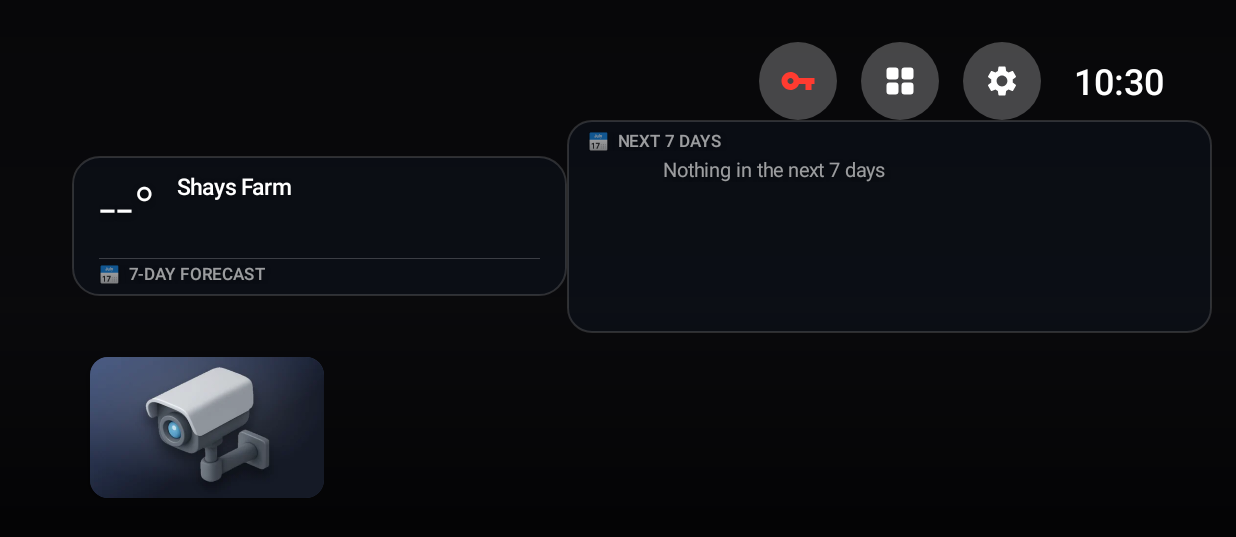
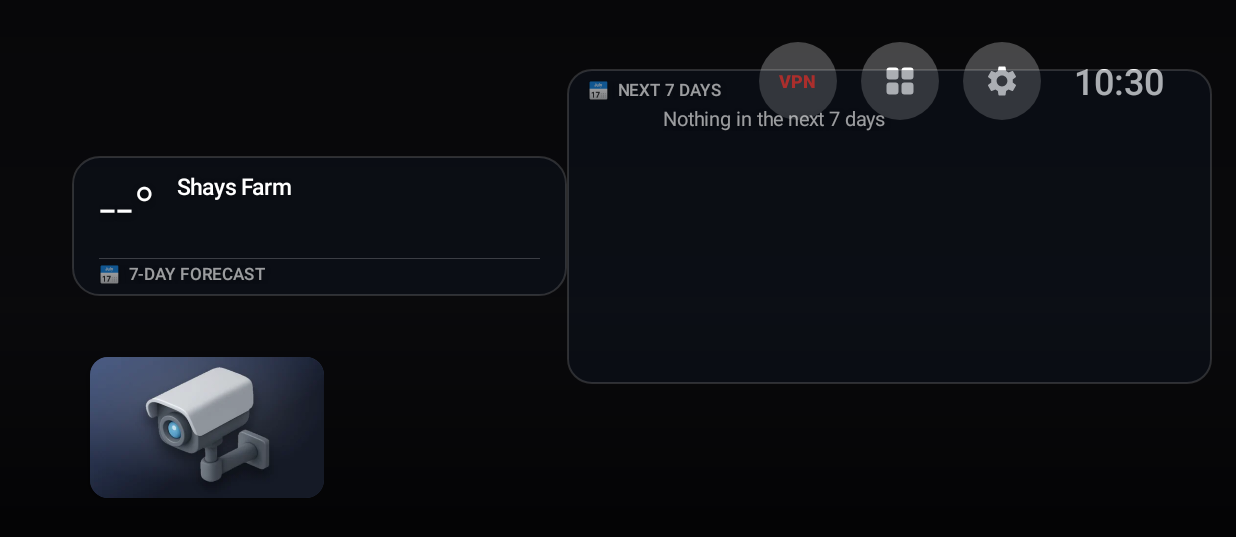
Before and after one commit to adrianhealey/firestick-launcher, an Android app: the screen it shows after launch (MainActivity), on a phone screen of 824 x 412 dp (held sideways). Shown: the top 537 px of the screen. Run offline under Robolectric (Android 15) with nearby library versions, the phone set to English and light mode, and no system bars; pictures from the network do not load.

Commit message:
Update MainActivity.java

```diff
--- a/app/src/main/java/com/adrianhealey/tvhome/MainActivity.java
+++ b/app/src/main/java/com/adrianhealey/tvhome/MainActivity.java
@@ -64,7 +64,7 @@ public class MainActivity extends Activity implements Tiles.Listener {
     private TextView emptyRow;
     private WeatherPanel weather;
     private CalendarPanel calendar;
-    private ImageView vpnIcon;
+    private TextView vpnLabel;
     private FrameLayout vpnBtn;
     private int vpnColor = 0xFFFF3B30;   // red until the VPN is confirmed up
 
@@ -174,13 +174,15 @@ public class MainActivity extends Activity implements Tiles.Listener {
         vpnBg.setColor(0x40FFFFFF);
         vpnBtn.setBackground(vpnBg);
         vpnBtn.setElevation(dp(2));
-        vpnIcon = new ImageView(this);
-        vpnIcon.setImageResource(R.drawable.ic_vpn);
-        vpnIcon.setColorFilter(vpnColor, PorterDuff.Mode.SRC_IN);
-        vpnBtn.addView(vpnIcon, new FrameLayout.LayoutParams(dp(24), dp(24), Gravity.CENTER));
+        vpnLabel = new TextView(this);
+        vpnLabel.setText("VPN");
+        vpnLabel.setTextSize(TypedValue.COMPLEX_UNIT_SP, 12);
+        vpnLabel.setTypeface(Typeface.create("sans-serif-medium", Typeface.BOLD));
+        vpnLabel.setTextColor(vpnColor);
+        vpnBtn.addView(vpnLabel, new FrameLayout.LayoutParams(FrameLayout.LayoutParams.WRAP_CONTENT, FrameLayout.LayoutParams.WRAP_CONTENT, Gravity.CENTER));
         vpnBtn.setOnFocusChangeListener((v, has) -> {
             vpnBg.setColor(has ? Color.WHITE : 0x40FFFFFF);
-            vpnIcon.setColorFilter(has ? 0xFF1C1C1E : vpnColor, PorterDuff.Mode.SRC_IN);
+            vpnLabel.setTextColor(has ? 0xFF1C1C1E : vpnColor);
             v.animate().scaleX(has ? 1.15f : 1f).scaleY(has ? 1.15f : 1f).setDuration(120).start();
         });
         vpnBtn.setOnClickListener(v -> {
@@ -216,7 +218,7 @@ public class MainActivity extends Activity implements Tiles.Listener {
         View gap = new View(this);
         shelf.addView(gap, new LinearLayout.LayoutParams(0, 1, 1f));
         calendar = new CalendarPanel(this);
-        LinearLayout.LayoutParams calLp = new LinearLayout.LayoutParams(dp(430), ViewGroup.LayoutParams.MATCH_PARENT);
+        LinearLayout.LayoutParams calLp = new LinearLayout.LayoutParams(dp(430), dp(210));
         shelf.addView(calendar, calLp);
         col.addView(shelf, new LinearLayout.LayoutParams(ViewGroup.LayoutParams.MATCH_PARENT, 0, 1));
 
@@ -311,8 +313,8 @@ public class MainActivity extends Activity implements Tiles.Listener {
 
     private void updateVpnStatus() {
         vpnColor = vpnConnected() ? 0xFF34C759 : 0xFFFF3B30;
-        if (vpnIcon != null && vpnBtn != null && !vpnBtn.isFocused()) {
-            vpnIcon.setColorFilter(vpnColor, PorterDuff.Mode.SRC_IN);
+        if (vpnLabel != null && vpnBtn != null && !vpnBtn.isFocused()) {
+            vpnLabel.setTextColor(vpnColor);
         }
     }
 
```
